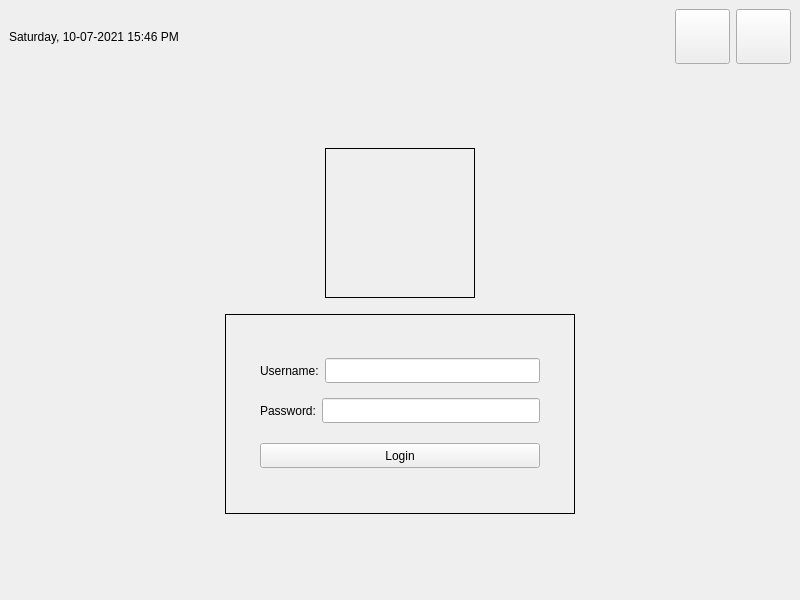
Qt form mainwindow.ui (ignabelitzky/fake-login-gui) before a commit.
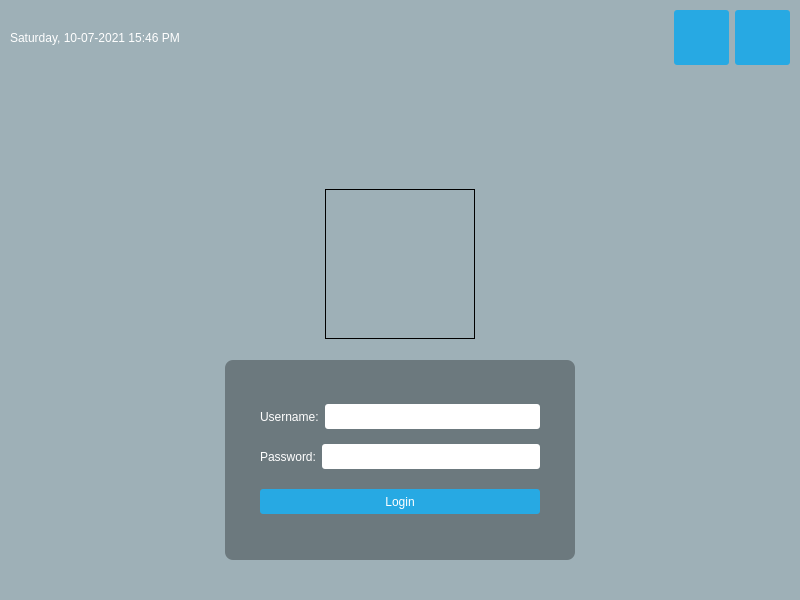
The same form after that commit.

Patch:
```diff
--- a/mainwindow.ui
+++ b/mainwindow.ui
@@ -13,8 +13,53 @@
   <property name="windowTitle">
    <string>MainWindow</string>
   </property>
+  <property name="styleSheet">
+   <string notr="true">#centralwidget {
+	background: rgba(32, 80, 96, 100);
+}
+
+#topPanel {
+	background-color: qlineargradient(spread:reflect, x1:0.5, y1:0, x2:0, y2:0, stop: 0 rgba(91, 204, 233, 100), stop: 1 rgba(32, 80, 96, 100));
+}
+
+#loginForm {
+	background: rgba(0, 0, 0, 80);
+	border-radius: 8px;
+}
+
+QLabel {
+	color: white;
+}
+
+QLineEdit {
+	border-radius: 3px;
+}
+
+QPushButton {
+	color: white;
+	background-color: #27a9e3;
+	border-width: 0px;
+	border-radius: 3px;
+}
+
+QPushButton:hover {
+	background-color: #66c011;
+}</string>
+  </property>
   <widget class="QWidget" name="centralwidget">
    <layout class="QVBoxLayout" name="verticalLayout">
+    <property name="leftMargin">
+     <number>10</number>
+    </property>
+    <property name="topMargin">
+     <number>10</number>
+    </property>
+    <property name="rightMargin">
+     <number>10</number>
+    </property>
+    <property name="bottomMargin">
+     <number>10</number>
+    </property>
     <item>
      <layout class="QHBoxLayout" name="horizontalLayout_2">
       <item>
@@ -135,7 +180,7 @@
       <property name="sizeHint" stdset="0">
        <size>
         <width>20</width>
-        <height>10</height>
+        <height>15</height>
        </size>
       </property>
      </spacer>
@@ -160,9 +205,7 @@
          </size>
         </property>
         <property name="styleSheet">
-         <string notr="true">#loginForm {
-	border: 1px solid;
-}</string>
+         <string notr="true"/>
         </property>
         <layout class="QVBoxLayout" name="verticalLayout_2">
          <property name="leftMargin">
@@ -258,10 +301,13 @@
       <property name="orientation">
        <enum>Qt::Vertical</enum>
       </property>
+      <property name="sizeType">
+       <enum>QSizePolicy::Fixed</enum>
+      </property>
       <property name="sizeHint" stdset="0">
        <size>
         <width>20</width>
-        <height>40</height>
+        <height>30</height>
        </size>
       </property>
      </spacer>
```
Left out of the diff: 4 changed lines with no effect on the pictures.
